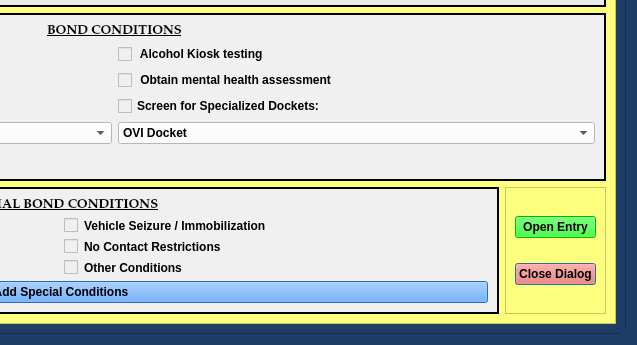
The window that munientry/views/ui/NoPleaBondDialog.ui (HunterProgram22/MuniEntry) describes before a commit, drawn with Qt 5; both pictures show x 408 to 1045 and y 446 to 791 of the 1045 by 791 pixel window.
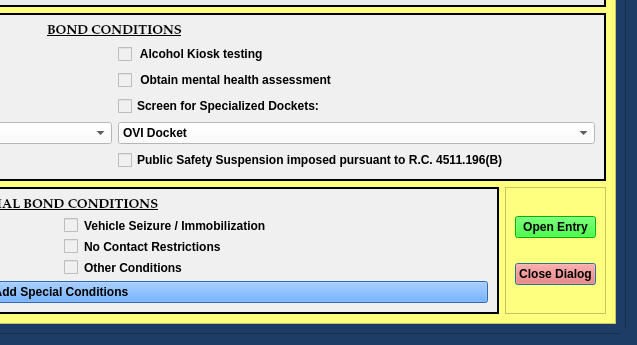
The same window after the commit. Custom widgets are drawn as their Qt base class.

Commit message: Added public safety suspension to 3 bond dialogs and templates.

The edit to the form file:
```diff
--- a/munientry/views/ui/NoPleaBondDialog.ui
+++ b/munientry/views/ui/NoPleaBondDialog.ui
@@ -698,6 +698,13 @@
                </property>
               </widget>
              </item>
+             <item row="8" column="1">
+              <widget class="ConditionCheckbox" name="public_safety_suspension_checkBox">
+               <property name="text">
+                <string>Public Safety Suspension imposed pursuant to R.C. 4511.196(B)</string>
+               </property>
+              </widget>
+             </item>
             </layout>
            </widget>
           </item>
@@ -864,6 +871,11 @@
    <extends>QComboBox</extends>
    <header>.custom_widgets</header>
   </customwidget>
+  <customwidget>
+   <class>ConditionCheckbox</class>
+   <extends>QCheckBox</extends>
+   <header>.custom_widgets</header>
+  </customwidget>
  </customwidgets>
  <tabstops>
   <tabstop>defendant_first_name_lineEdit</tabstop>
```
Left out of the diff: 26 changed lines with no effect on the pictures. The commit also changes 13 other files.
